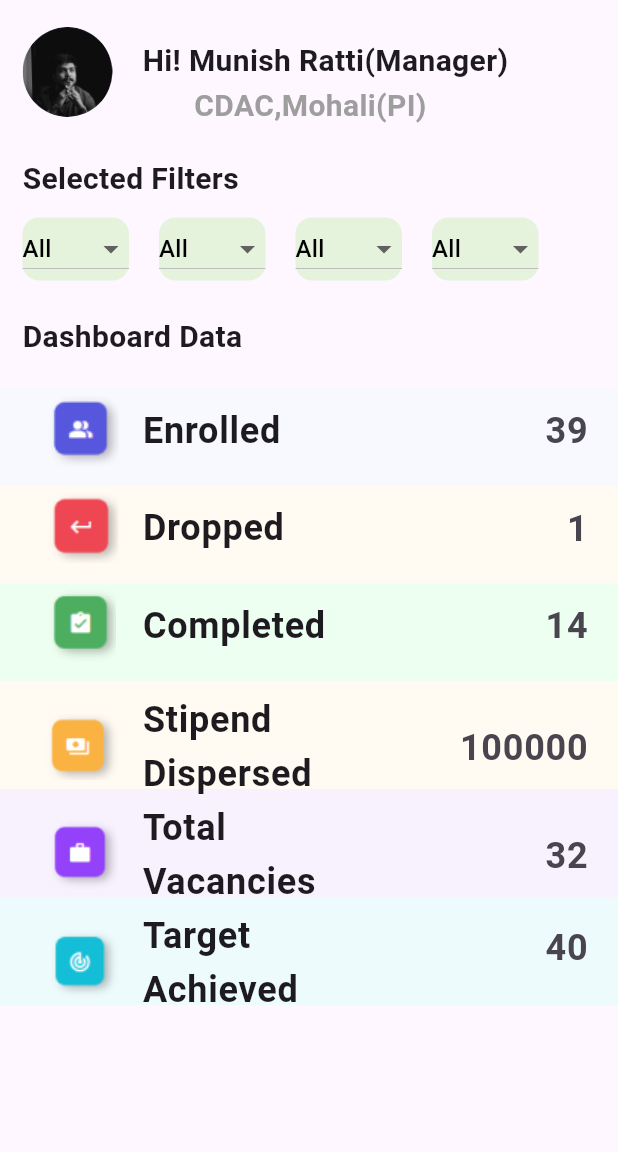
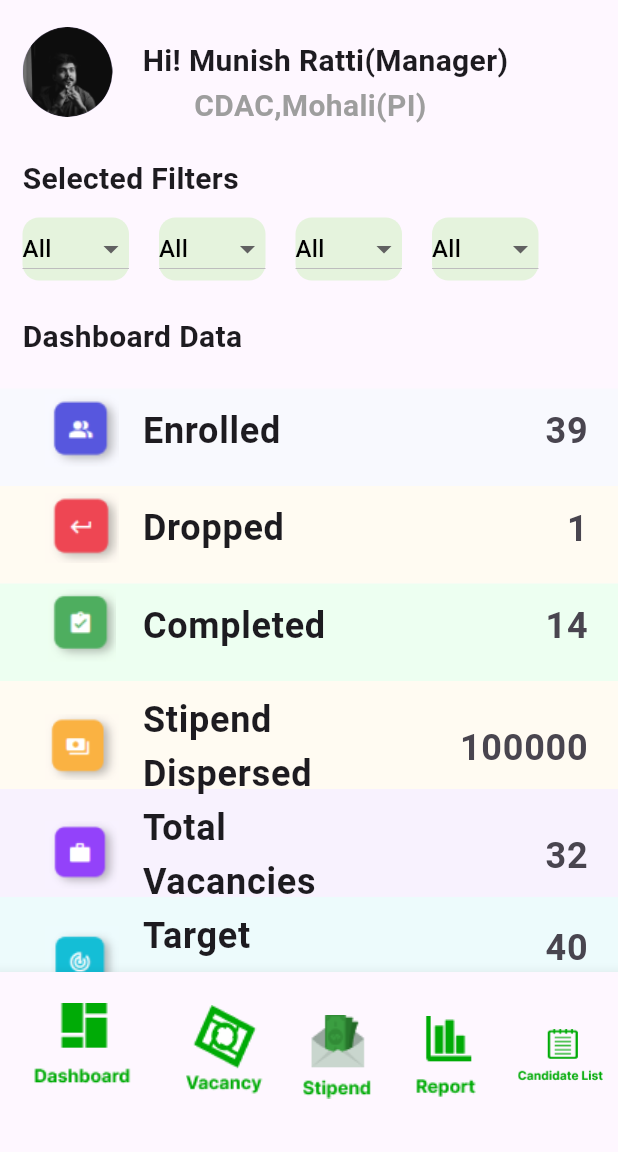
Before and after one commit to Rashmeet1-hub/WblMobile, a Flutter app: the screen it shows after launch, on a phone screen of 412 x 824 dp, the part 84-1236 px from its top. Run offline on Flutter 3.47's test engine with Material 3 defaults, Android fonts, the phone set to English and light mode, and no system bars.

Commit message:
Rough dashboard done

```diff
--- a/lib/WBL Pages/Demo Testing Pages/admindashboard.dart
+++ b/lib/WBL Pages/Demo Testing Pages/admindashboard.dart
@@ -73,7 +73,8 @@ class admindashboard extends StatelessWidget {
           )
         ],
       ),
-      body: Column(
+      body: SingleChildScrollView(
+        child: Column(
           crossAxisAlignment: CrossAxisAlignment.start,
           children: [
             Container(
@@ -360,11 +361,13 @@ class admindashboard extends StatelessWidget {
                   children: [
                     Text(
                       'Stipend ',
-                    style: TextStyle(fontSize: 24, fontWeight: FontWeight.bold),
+                      style:
+                          TextStyle(fontSize: 24, fontWeight: FontWeight.bold),
                     ),
                     Text(
                       'Dispersed ',
-                    style: TextStyle(fontSize: 24, fontWeight: FontWeight.bold),
+                      style:
+                          TextStyle(fontSize: 24, fontWeight: FontWeight.bold),
                     ),
                   ],
                 ),
@@ -395,11 +398,13 @@ class admindashboard extends StatelessWidget {
                   children: [
                     Text(
                       'Total ',
-                    style: TextStyle(fontSize: 24, fontWeight: FontWeight.bold),
+                      style:
+                          TextStyle(fontSize: 24, fontWeight: FontWeight.bold),
                     ),
                     Text(
                       'Vacancies ',
-                    style: TextStyle(fontSize: 24, fontWeight: FontWeight.bold),
+                      style:
+                          TextStyle(fontSize: 24, fontWeight: FontWeight.bold),
                     ),
                   ],
                 ),
@@ -430,11 +435,13 @@ class admindashboard extends StatelessWidget {
                   children: [
                     Text(
                       'Target ',
-                    style: TextStyle(fontSize: 24, fontWeight: FontWeight.bold),
+                      style:
+                          TextStyle(fontSize: 24, fontWeight: FontWeight.bold),
                     ),
                     Text(
                       'Achieved ',
-                    style: TextStyle(fontSize: 24, fontWeight: FontWeight.bold),
+                      style:
+                          TextStyle(fontSize: 24, fontWeight: FontWeight.bold),
                     ),
                   ],
                 ),
@@ -444,8 +451,8 @@ class admindashboard extends StatelessWidget {
                     children: [
                       Text(
                         '40',
-                      style:
-                          TextStyle(fontSize: 24, fontWeight: FontWeight.bold),
+                        style: TextStyle(
+                            fontSize: 24, fontWeight: FontWeight.bold),
                       ),
                     ],
                   ),
@@ -454,6 +461,39 @@ class admindashboard extends StatelessWidget {
             ),
           ],
         ),
+      ),
+      bottomNavigationBar: BottomNavigationBar(items: [
+        BottomNavigationBarItem(
+            icon: IconButton(
+              onPressed: () {},
+              icon: Image.asset('assets/Frame 20.png'),
+            ),
+            label: ''),
+        BottomNavigationBarItem(
+            icon: IconButton(
+              onPressed: () {},
+              icon: Image.asset('assets/Vacancy Icon.png'),
+            ),
+            label: ''),
+        BottomNavigationBarItem(
+            icon: IconButton(
+              onPressed: () {},
+              icon: Image.asset('assets/Stipend.png'),
+            ),
+            label: ''),
+        BottomNavigationBarItem(
+            icon: IconButton(
+              onPressed: () {},
+              icon: Image.asset('assets/Report.png'),
+            ),
+            label: ''),
+        BottomNavigationBarItem(
+            icon: IconButton(
+              onPressed: () {},
+              icon: Image.asset('assets/Candidate List.png'),
+            ),
+            label: ''),
+      ]),
     );
   }
 }
```
Also changed, not shown: assets/Candidate List.png (added), assets/Frame 20.png (added), assets/Report.png (added), assets/Stipend.png (added), assets/Vacancy Icon.png (added). Lines whose indentation alone changed are shown as unchanged.
